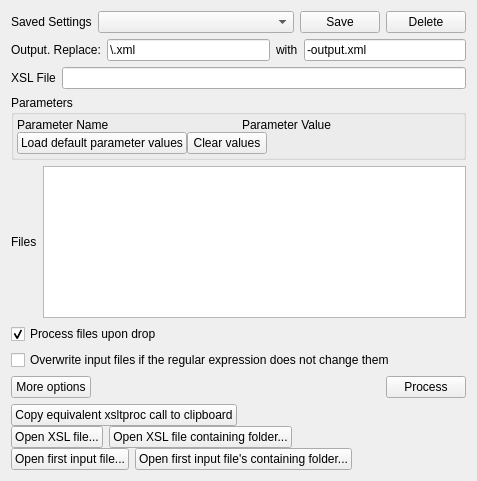
Above: xslexpress.ui from adamb924/XSLExpress before the change. Below: the same form after it.
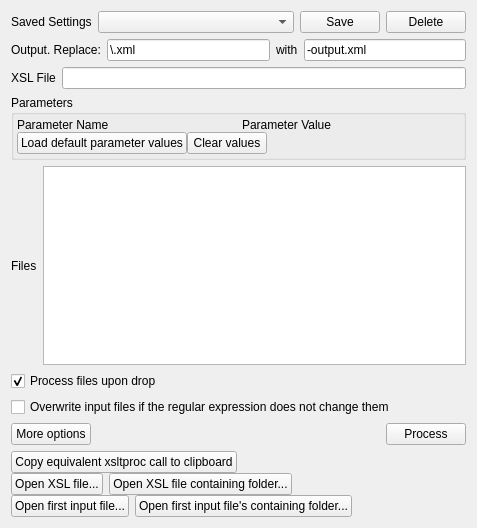
That is the form after the change. Custom widgets are drawn as their Qt base class.

What changed in the file:
```diff
--- a/xslexpress.ui
+++ b/xslexpress.ui
@@ -7,7 +7,7 @@
     <x>0</x>
     <y>0</y>
     <width>477</width>
-    <height>481</height>
+    <height>528</height>
    </rect>
   </property>
   <property name="sizePolicy">
@@ -19,7 +19,7 @@
   <property name="windowTitle">
    <string>XSLExpress</string>
   </property>
-  <layout class="QVBoxLayout" name="verticalLayout_3">
+  <layout class="QVBoxLayout" name="verticalLayout_3" stretch="1,0">
    <item>
     <layout class="QVBoxLayout" name="verticalLayout">
      <property name="sizeConstraint">
```
